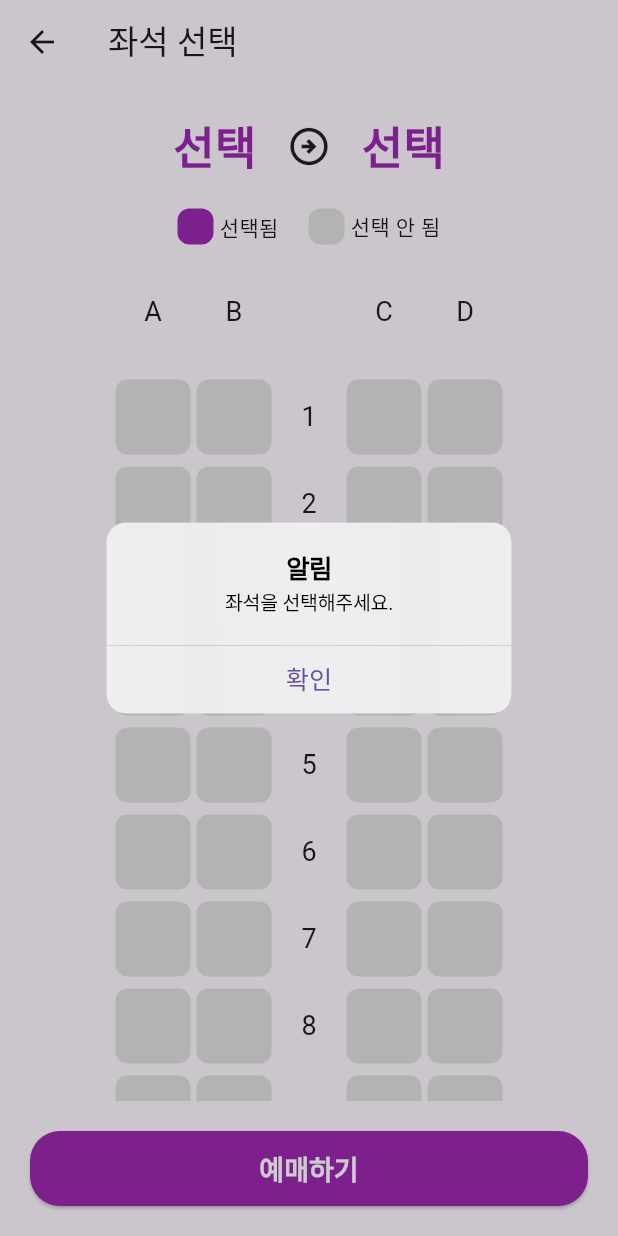
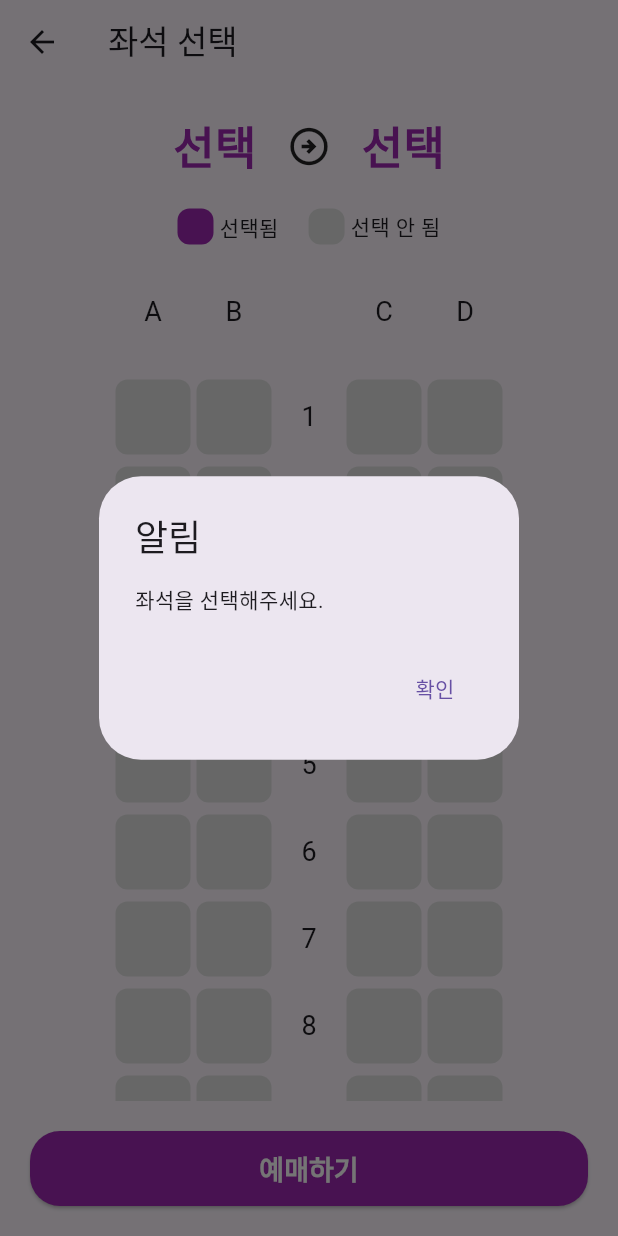
Before and after one commit to reality023/flutter_train_app, a Flutter app: the SeatPage screen opened by its route, after a tap on "예매하기", on a phone screen of 412 x 824 dp. Run offline on Flutter 3.47's test engine with Material 3 defaults, Android fonts, the phone set to English and light mode, and no system bars; our stand-ins replace get.

Commit message:
refactor: 컴포넌트 분리 작업

```diff
--- a/lib/constants/app_constants.dart
+++ /dev/null
@@ -1,23 +0,0 @@
-class AppConstants {
-  static const String appTitle = '기차 앱';
-
-  // Routes
-  static const String homeRoute = '/';
-  static const String seatRoute = '/seat';
-  static const String stationListRoute = '/station-list';
-
-  // Station Types
-  static const String departureType = '출발역';
-  static const String arrivalType = '도착역';
-
-  // Dialog Messages
-  static const String bookingConfirmTitle = '예매 하시겠습니까?';
-  static const String bookingConfirmContent = '좌석: ';
-  static const String cancelButton = '취소';
-  static const String confirmButton = '확인';
-
-  // Error Messages
-  static const String stationSelectionError = '출발역과 도착역을 선택해주세요.';
-  static const String sameStationError = '출발역과 도착역이 같을 수 없습니다.';
-  static const String noSeatSelectedError = '좌석을 선택해주세요.';
-}
--- a/lib/pages/seat/seat_page.dart
+++ b/lib/pages/seat/seat_page.dart
@@ -1,8 +1,8 @@
 import 'package:flutter/material.dart';
+import 'package:flutter/cupertino.dart';
+import 'package:flutter_train_app/pages/seat/models/seat.dart';
+import 'package:flutter_train_app/widgets/app_button.dart';
 import 'package:get/get.dart';
-import 'package:flutter_train_app/constants/app_constants.dart';
-import 'package:flutter_train_app/models/seat.dart';
-import 'package:flutter_train_app/widgets/app_dialog.dart';
 
 class SeatPage extends StatefulWidget {
   const SeatPage({super.key});
@@ -39,17 +39,47 @@ class _SeatPageState extends State<SeatPage> {
 
   void showBookingConfirmDialog() {
     if (selectedSeats.isEmpty) {
-      AppDialog.showErrorDialog(AppConstants.noSeatSelectedError);
+      showDialog(
+        context: context,
+        builder: (context) => AlertDialog(
+          title: const Text('알림'),
+          content: const Text('좌석을 선택해주세요.'),
+          actions: [
+            TextButton(
+              child: const Text('확인'),
+              onPressed: () => Navigator.pop(context),
+            ),
+          ],
+        ),
+      );
       return;
     }
 
-    final formattedSeats =
-        selectedSeats.map((seat) => seat.formattedSeatNumber).join(', ');
+    final formattedSeats = selectedSeats
+        .map((seat) => seat.row.toString() + seat.column)
+        .join(', ');
 
-    AppDialog.showConfirmDialog(
-      title: AppConstants.bookingConfirmTitle,
-      content: '${AppConstants.bookingConfirmContent}$formattedSeats',
-      onConfirm: () => Get.until((route) => route.isFirst),
+    showCupertinoDialog(
+      context: context,
+      builder: (context) => CupertinoAlertDialog(
+        title: const Text('예매 하시겠습니까?'),
+        content: Text('좌석: $formattedSeats'),
+        actions: [
+          CupertinoDialogAction(
+            isDestructiveAction: true,
+            child: const Text('취소'),
+            onPressed: () => Navigator.pop(context),
+          ),
+          CupertinoDialogAction(
+            isDefaultAction: true,
+            child: const Text('확인'),
+            onPressed: () {
+              Navigator.pop(context);
+              Get.until((route) => route.isFirst);
+            },
+          ),
+        ],
+      ),
     );
   }
 
@@ -199,7 +229,7 @@ class _SeatPageState extends State<SeatPage> {
                 Expanded(
                   child: ListView.builder(
                     padding: const EdgeInsets.symmetric(vertical: 20),
-                    itemCount: Seat.maxRows,
+                    itemCount: 20,
                     itemBuilder: (context, rowIndex) {
                       final row = rowIndex + 1;
                       return Padding(
@@ -245,20 +275,9 @@ class _SeatPageState extends State<SeatPage> {
             child: SizedBox(
               width: double.infinity,
               height: 50,
-              child: ElevatedButton(
+              child: AppButton(
+                text: '예매하기',
                 onPressed: showBookingConfirmDialog,
-                style: ElevatedButton.styleFrom(
-                  backgroundColor: Colors.purple,
-                  foregroundColor: Colors.white,
-                  shape: RoundedRectangleBorder(
-                    borderRadius: BorderRadius.circular(20),
-                  ),
-                  textStyle: const TextStyle(
-                    fontSize: 18,
-                    fontWeight: FontWeight.bold,
-                  ),
-                ),
-                child: const Text('예매하기'),
               ),
             ),
           ),
--- /dev/null
+++ b/lib/widgets/app_button.dart
@@ -0,0 +1,97 @@
+import 'package:flutter/material.dart';
+
+enum ButtonVariant {
+  primary,
+  secondary,
+  text,
+}
+
+class AppButton extends StatelessWidget {
+  final String text;
+  final VoidCallback? onPressed;
+  final ButtonVariant variant;
+  final bool fullWidth;
+  final double? width;
+  final double height;
+  final TextStyle? textStyle;
+
+  const AppButton({
+    super.key,
+    required this.text,
+    this.onPressed,
+    this.variant = ButtonVariant.primary,
+    this.fullWidth = false,
+    this.width,
+    this.height = 50,
+    this.textStyle,
+  });
+
+  @override
+  Widget build(BuildContext context) {
+    switch (variant) {
+      case ButtonVariant.primary:
+        return _buildElevatedButton();
+      case ButtonVariant.secondary:
+        return _buildOutlinedButton();
+      case ButtonVariant.text:
+        return _buildTextButton();
+    }
+  }
+
+  Widget _buildElevatedButton() {
+    return SizedBox(
+      width: fullWidth ? double.infinity : width,
+      height: height,
+      child: ElevatedButton(
+        onPressed: onPressed,
+        style: ElevatedButton.styleFrom(
+          backgroundColor: Colors.purple,
+          foregroundColor: Colors.white,
+          shape: RoundedRectangleBorder(
+            borderRadius: BorderRadius.circular(20),
+          ),
+          textStyle: textStyle ??
+              const TextStyle(
+                fontSize: 18,
+                fontWeight: FontWeight.bold,
+              ),
+        ),
+        child: Text(text),
+      ),
+    );
+  }
+
+  Widget _buildOutlinedButton() {
+    return SizedBox(
+      width: fullWidth ? double.infinity : width,
+      height: height,
+      child: OutlinedButton(
+        onPressed: onPressed,
+        style: OutlinedButton.styleFrom(
+          foregroundColor: Colors.purple,
+          side: const BorderSide(color: Colors.purple),
+          shape: RoundedRectangleBorder(
+            borderRadius: BorderRadius.circular(20),
+          ),
+          textStyle: textStyle ??
+              const TextStyle(
+                fontSize: 18,
+                fontWeight: FontWeight.bold,
+              ),
+        ),
+        child: Text(text),
+      ),
+    );
+  }
+
+  Widget _buildTextButton() {
+    return TextButton(
+      onPressed: onPressed,
+      style: TextButton.styleFrom(
+        foregroundColor: Colors.purple,
+        textStyle: textStyle,
+      ),
+      child: Text(text),
+    );
+  }
+}
```
Also changed, not shown: lib/main.dart (+5 -6 lines), lib/pages/home/home_page.dart (+35 -24 lines), lib/pages/station_list/station_list_page.dart (+10 -17 lines), lib/pages/seat/models/seat.dart (renamed from lib/models/seat.dart), lib/pages/station_list/models/station.dart (renamed from lib/models/station.dart).
